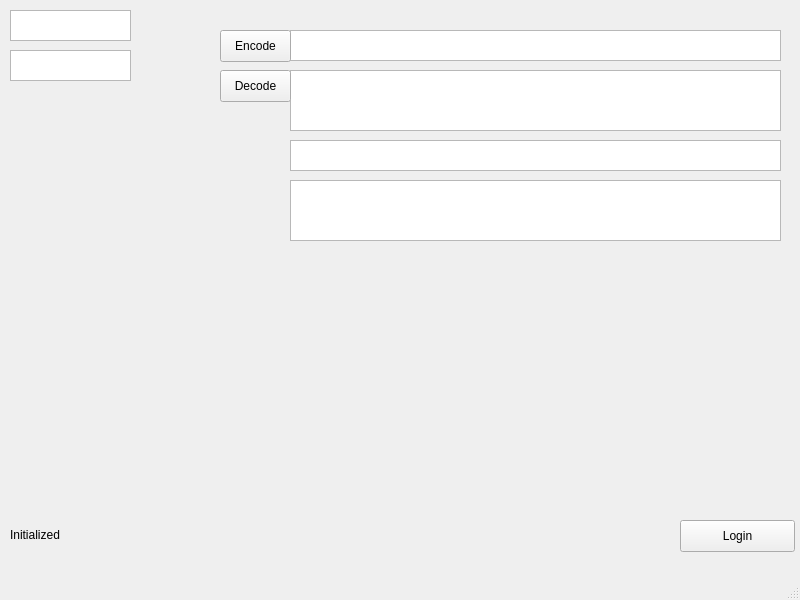
First picture: the form in prodQt/Visuals/databasetestwindow.ui, repository lukaswajdzik/produQt, before the edit.
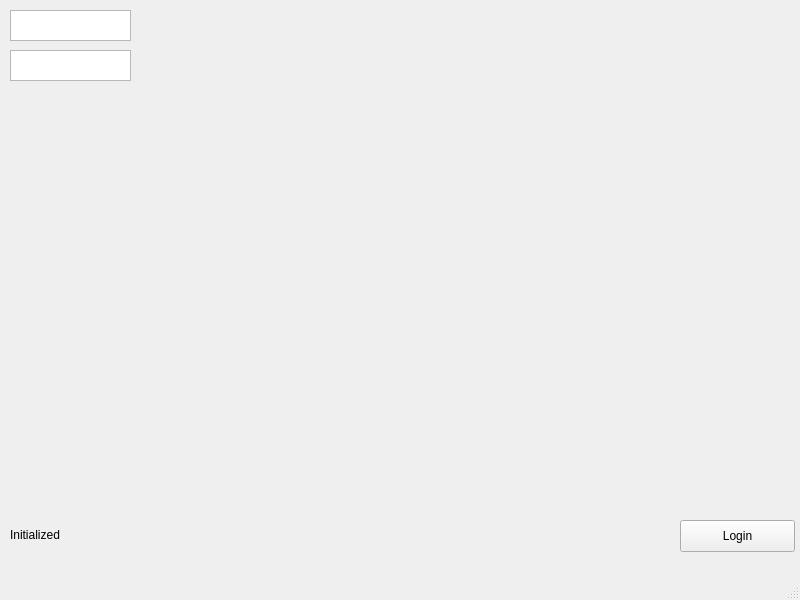
Second picture: the form after the edit.

Diff of the .ui file:
```diff
--- a/prodQt/Visuals/databasetestwindow.ui
+++ b/prodQt/Visuals/databasetestwindow.ui
@@ -60,72 +60,6 @@
      <string>Initialized</string>
     </property>
    </widget>
-   <widget class="QTextEdit" name="encodedTextField">
-    <property name="geometry">
-     <rect>
-      <x>290</x>
-      <y>30</y>
-      <width>491</width>
-      <height>31</height>
-     </rect>
-    </property>
-   </widget>
-   <widget class="QTextEdit" name="decodedTextField">
-    <property name="geometry">
-     <rect>
-      <x>290</x>
-      <y>70</y>
-      <width>491</width>
-      <height>61</height>
-     </rect>
-    </property>
-   </widget>
-   <widget class="QPushButton" name="encodeButton">
-    <property name="geometry">
-     <rect>
-      <x>220</x>
-      <y>30</y>
-      <width>71</width>
-      <height>32</height>
-     </rect>
-    </property>
-    <property name="text">
-     <string>Encode</string>
-    </property>
-   </widget>
-   <widget class="QPushButton" name="decodeButton">
-    <property name="geometry">
-     <rect>
-      <x>220</x>
-      <y>70</y>
-      <width>71</width>
-      <height>32</height>
-     </rect>
-    </property>
-    <property name="text">
-     <string>Decode</string>
-    </property>
-   </widget>
-   <widget class="QTextEdit" name="encodedTextField_2">
-    <property name="geometry">
-     <rect>
-      <x>290</x>
-      <y>140</y>
-      <width>491</width>
-      <height>31</height>
-     </rect>
-    </property>
-   </widget>
-   <widget class="QTextEdit" name="decodedTextField_2">
-    <property name="geometry">
-     <rect>
-      <x>290</x>
-      <y>180</y>
-      <width>491</width>
-      <height>61</height>
-     </rect>
-    </property>
-   </widget>
   </widget>
   <widget class="QMenuBar" name="menubar">
    <property name="geometry">
```
